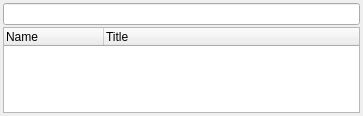
orfeotoolbox/OTB, file Modules/Visualization/MonteverdiGui/src/mvdApplicationsToolBox.ui: the form before one commit.
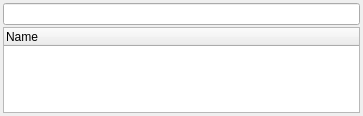
The form after the commit.

Commit message: REFAC: remove application doc name

Diff of the .ui file:
```diff
--- a/Modules/Visualization/MonteverdiGui/src/mvdApplicationsToolBox.ui
+++ b/Modules/Visualization/MonteverdiGui/src/mvdApplicationsToolBox.ui
@@ -40,6 +40,9 @@
      <property name="headerHidden">
       <bool>false</bool>
      </property>
+     <property name="columnCount">
+      <number>1</number>
+     </property>
      <attribute name="headerVisible">
       <bool>true</bool>
      </attribute>
@@ -51,11 +54,6 @@
        <string>Name</string>
       </property>
      </column>
-     <column>
-      <property name="text">
-       <string>Title</string>
-      </property>
-     </column>
     </widget>
    </item>
   </layout>
```
Left out of the diff: 11 changed lines with no effect on the pictures. The commit also changes 130 other files.
